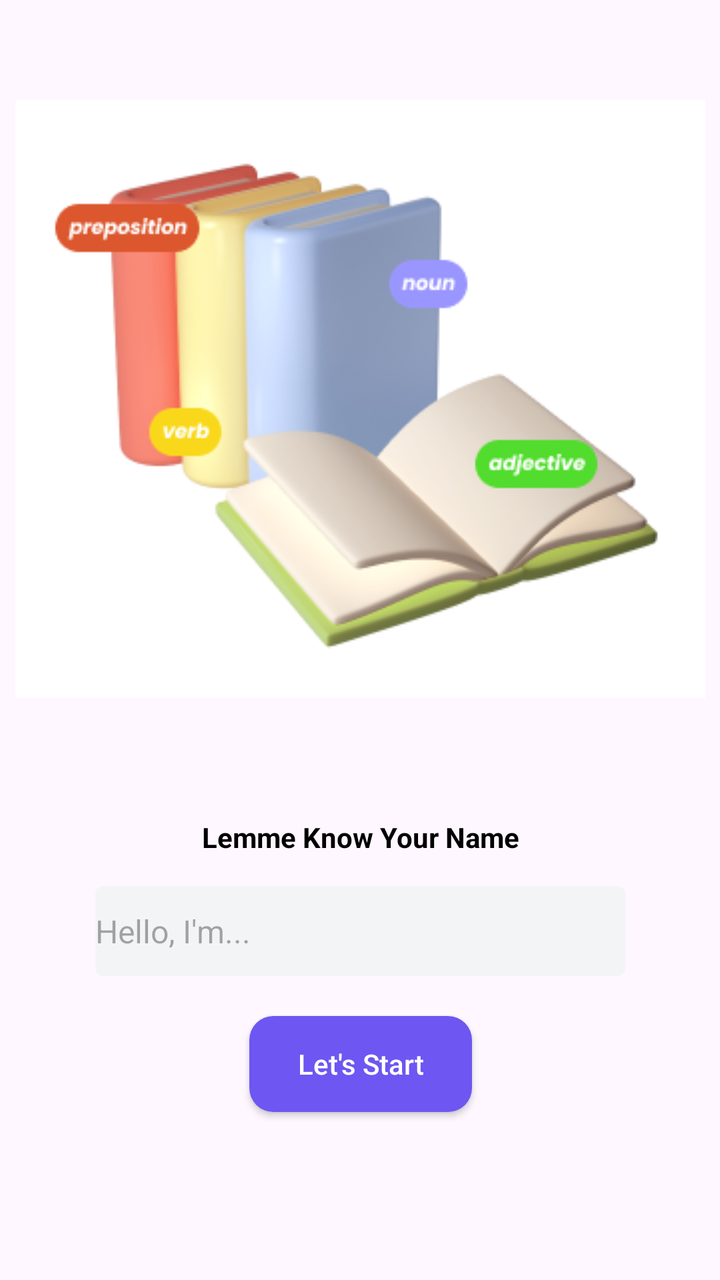
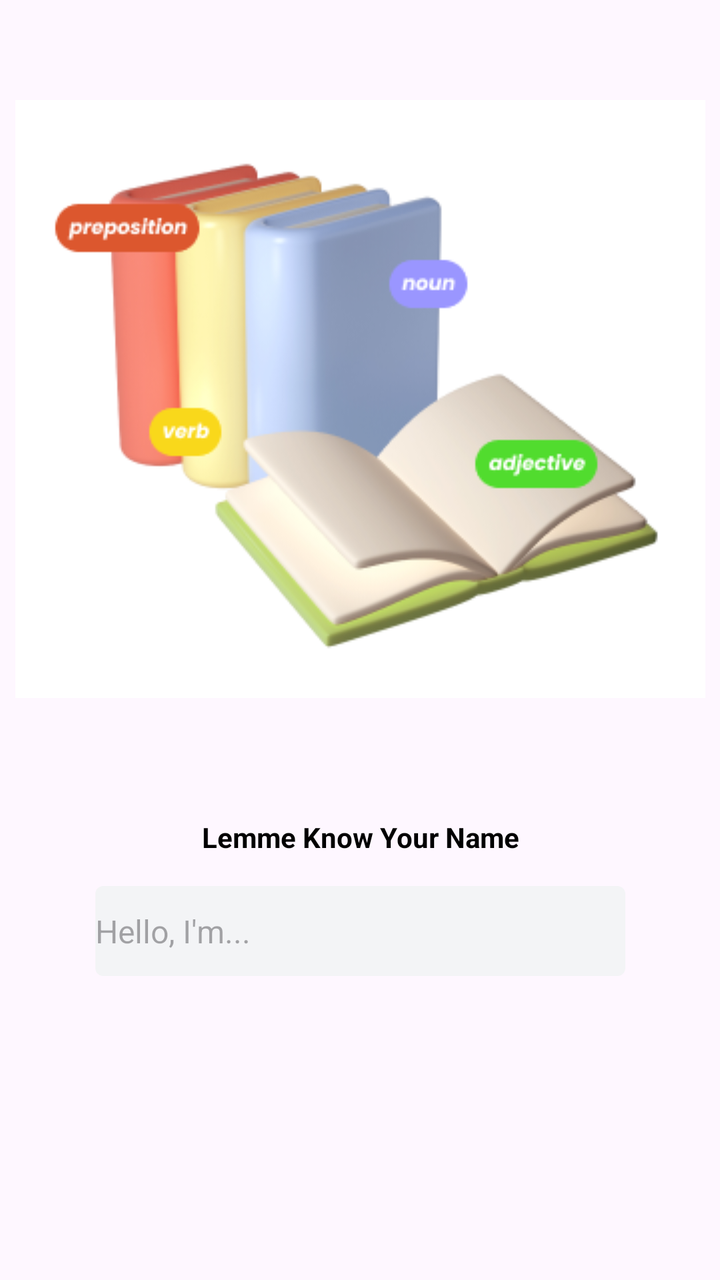

Two renders of the same Android screen: before a commit and after it. Below are the layout's source before the change and the commit's diff.
<!-- AndroidManifest.xml: application theme Theme.VocabularyENGApplication -->
<!-- res/layout/activity_main.xml -->
<?xml version="1.0" encoding="utf-8"?>
<androidx.constraintlayout.widget.ConstraintLayout xmlns:android="http://schemas.android.com/apk/res/android"
    xmlns:app="http://schemas.android.com/apk/res-auto"
    xmlns:tools="http://schemas.android.com/tools"
    android:id="@+id/main"
    android:layout_width="match_parent"
    android:layout_height="match_parent"
    tools:context=".MainActivity">
    <androidx.appcompat.widget.AppCompatImageView
        android:id="@+id/iv_onboarding"
        android:layout_width="wrap_content"
        android:layout_height="wrap_content"
        android:src="@drawable/ic_onboarding"
        android:layout_marginHorizontal="16dp"
        android:layout_marginTop="50dp"
        app:layout_constraintEnd_toEndOf="parent"
        app:layout_constraintStart_toStartOf="parent"
        app:layout_constraintTop_toTopOf="parent"
        />
    <androidx.appcompat.widget.AppCompatTextView
        android:id="@+id/tv_title"
        android:layout_width="wrap_content"
        android:layout_height="wrap_content"
        android:text="@string/txt_title_default"
        android:textColor="@color/black"
        android:textStyle="bold"
        android:layout_marginTop="60dp"
        app:layout_constraintStart_toStartOf="@id/iv_onboarding"
        app:layout_constraintEnd_toEndOf="@id/iv_onboarding"
        app:layout_constraintTop_toBottomOf="@id/iv_onboarding"
        />
    <androidx.appcompat.widget.AppCompatEditText
        android:id="@+id/et_name_onboarding"
        android:layout_width="0dp"
        android:layout_height="45dp"
        android:hint="@string/txt_hint_input_name"
        android:maxLines="1"
        android:textColor="@color/black"
        android:textStyle="normal"
        android:background="@drawable/bg_edit_text"
        android:layout_marginHorizontal="40dp"
        android:layout_marginTop="15dp"
        android:textAlignment="center"
        android:textSize="16sp"
        app:layout_constraintStart_toStartOf="@id/iv_onboarding"
        app:layout_constraintEnd_toEndOf="@id/iv_onboarding"
        app:layout_constraintTop_toBottomOf="@id/tv_title"
        android:imeOptions="actionGo"
        />
    <androidx.appcompat.widget.AppCompatButton
        android:id="@+id/btn_start"
        android:layout_width="wrap_content"
        android:layout_height="wrap_content"
        android:layout_marginTop="20dp"
        android:paddingVertical="12dp"
        android:paddingHorizontal="24dp"
        android:textColor="@color/white"
        android:textAllCaps="false"
        android:text="@string/txt_start_button"
        app:layout_constraintStart_toStartOf="@id/iv_onboarding"
        app:layout_constraintEnd_toEndOf="@id/iv_onboarding"
        app:layout_constraintTop_toBottomOf="@id/et_name_onboarding"
        android:background="@drawable/bg_button_start"/>
</androidx.constraintlayout.widget.ConstraintLayout>
<!-- resources referenced by this layout -->
<resources>
  <color name="black">#FF000000</color>
  <color name="white">#FFFFFFFF</color>
  <!-- drawable bg_button_start (drawable) -->
  <?xml version="1.0" encoding="utf-8"?>
  <shape xmlns:android="http://schemas.android.com/apk/res/android"
      android:shape="rectangle">
      <solid android:color="@color/colorBackgroundStartButton"/>
      <corners android:radius="12dp"/>
  
  </shape>
  <!-- drawable bg_edit_text (drawable) -->
  <?xml version="1.0" encoding="utf-8"?>
  <shape xmlns:android="http://schemas.android.com/apk/res/android"
      android:shape="rectangle">
      <solid android:color="@color/colorBackgroundEditText"/>
      <corners android:radius="4dp"/>
  
  </shape>
  <!-- drawable ic_onboarding: png bitmap (drawable, 52473 bytes) -->
  <string name="txt_hint_input_name">Hello, I\'m...</string>
  <string name="txt_start_button">Let\'s Start</string>
  <string name="txt_title_default">Lemme Know Your Name</string>
  <style name="Theme.VocabularyENGApplication" parent="Base.Theme.VocabularyENGApplication" />
  <color name="colorBackgroundStartButton">#6D56F2</color>
  <color name="colorBackgroundEditText">#F3F4F6</color>
  <style name="Base.Theme.VocabularyENGApplication" parent="Theme.Material3.DayNight.NoActionBar">
          
          
      </style>
</resources>

<!-- the commit's change to res/layout/activity_main.xml (unified diff, before → after) -->
@@ -56,6 +56,7 @@
         android:paddingHorizontal="24dp"
         android:textColor="@color/white"
         android:textAllCaps="false"
+        android:visibility="gone"
         android:text="@string/txt_start_button"
         app:layout_constraintStart_toStartOf="@id/iv_onboarding"
         app:layout_constraintEnd_toEndOf="@id/iv_onboarding"
